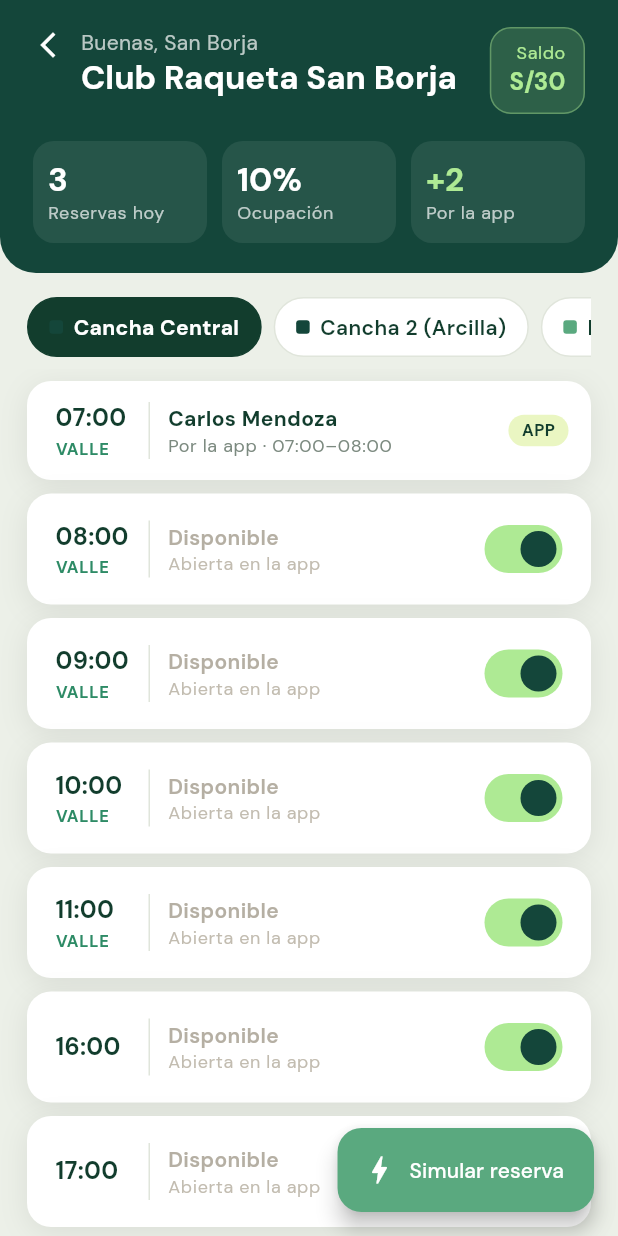
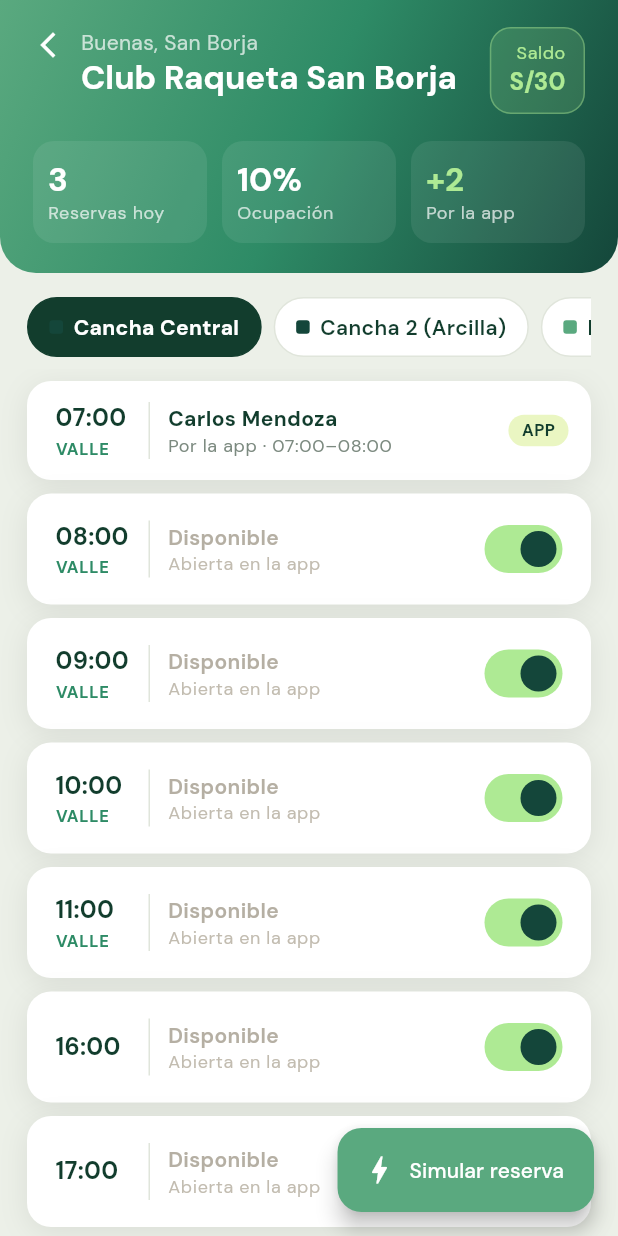
Before and after one commit to dcalagua/canchas-app-lima, a Flutter app: the AgendaScreen screen opened directly, on a phone screen of 412 x 824 dp. Run offline on Flutter 3.47's test engine with Material 3 defaults, Android fonts, the phone set to English and light mode, and no system bars; our stand-ins replace font_awesome_flutter, geocoding, geolocator, google_fonts, google_maps_flutter, google_sign_in and 3 more; accounts and stored records are empty.

Commit message:
Handoff Agenda: header en degradado sage (superficie hero EBIM)
El handoff pide el header del panel del dueño en degradado sage; estaba
en bosque sólido. Ahora sage→verde→bosque. Reportes y Cuenta ya cumplían
el handoff y el tema premium los elevó.

Co-Authored-By: Claude Opus 4.8 (1M context) <noreply@anthropic.com>
Claude-Session: https://claude.ai/code/session_017fg7ijXuZRX6jvFjZELf83

```diff
--- a/lib/screens/agenda_screen.dart
+++ b/lib/screens/agenda_screen.dart
@@ -131,7 +131,12 @@ class _HeaderClub extends StatelessWidget {
       padding: EdgeInsets.fromLTRB(
           22, 18 + MediaQuery.of(context).padding.top, 22, 20),
       decoration: const BoxDecoration(
-        color: pino,
+        // Header sage en degradado (handoff): superficie hero de EBIM.
+        gradient: LinearGradient(
+          begin: Alignment.topLeft,
+          end: Alignment.bottomRight,
+          colors: [sage, verde, bosque],
+        ),
         borderRadius: BorderRadius.vertical(bottom: Radius.circular(24)),
       ),
       child: Column(
```
